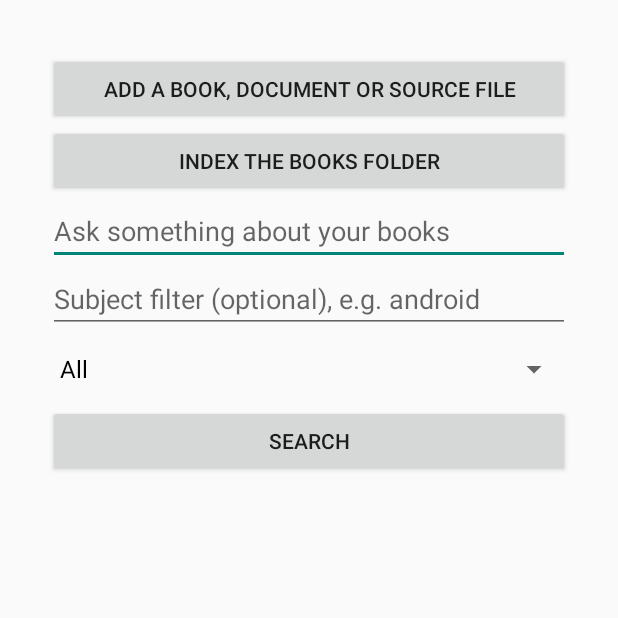
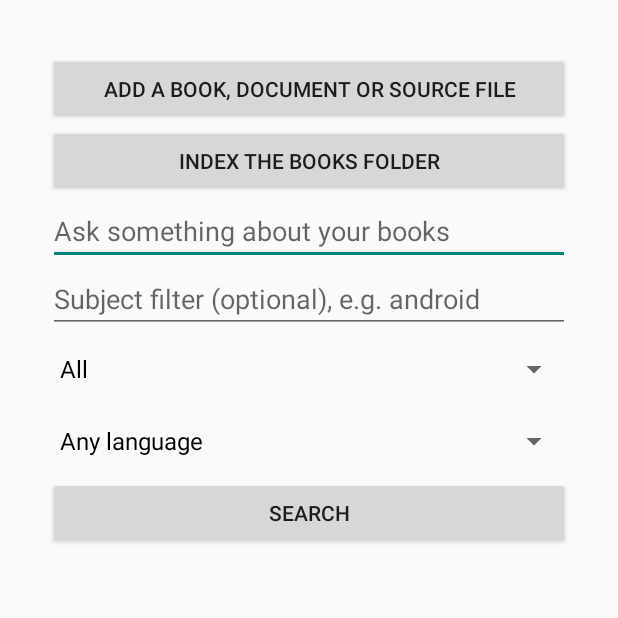
Before and after one commit to fcopardo/Kotlin-RAG, an Android app: the screen it shows after launch (MainActivity), on a phone screen of 412 x 824 dp, the top half of it. Run offline under Robolectric (Android 15) with nearby library versions, the phone set to English and light mode, and no system bars; libraries missing offline, so code that uses them is left out: rag.android, rag.index, rag.search; 6 statements that could not run were skipped.

Commit message:
Phase 10 step 8: languages in the sample app and the docs; Phase 10 done
The sample app gets a language filter (Any language, English, Spanish), shows
each hit's language, and reads queries in the phone's language by default.
Scripted on a Pixel 8a with the Spanish book beside the English library:
"varita" in Spanish finds the book, in English nothing; "coroutines" in Spanish
only the code. DOCUMENTS.md gains a Languages section, ANDROID.md the policy,
provider and language options, README the --language and --query-language
options.

Phase 10 gate: every evaluation set scores as before, lexically and with
Ollama; Android goldens identical; 25 device tests green. SPEC §19 marked done.

Co-Authored-By: Claude Opus 5.5 <noreply@anthropic.com>
Claude-Session: https://claude.ai/code/session_01FgqLHvBAvTZaWbUocJmGGA

```diff
--- a/samples/android-app/app/src/main/kotlin/rag/sample/MainActivity.kt
+++ b/samples/android-app/app/src/main/kotlin/rag/sample/MainActivity.kt
@@ -34,7 +34,7 @@ import java.io.File
  * subject and kind.
  *
  * Scriptable for testing (adb shell am start -n rag.sample/.MainActivity --ez indexFolder true
- * --es query "..." --es subject "..." --es kind code): results are also logged with the tag RagSample.
+ * --es query "..." --es subject "..." --es kind code --es language es): results are also logged with the tag RagSample.
  */
 class MainActivity : ComponentActivity() {
 
@@ -44,6 +44,7 @@ class MainActivity : ComponentActivity() {
     private lateinit var query: EditText
     private lateinit var subject: EditText
     private lateinit var kindFilter: Spinner
+    private lateinit var languageFilter: Spinner
 
     private val pickBook = registerForActivityResult(ActivityResultContracts.OpenDocument()) { uri -> uri?.let(::importAndIndex) }
 
@@ -63,6 +64,7 @@ class MainActivity : ComponentActivity() {
             query.setText(q)
             subject.setText(i.getStringExtra("subject").orEmpty())
             KINDS.indexOfFirst { it.second == i.getStringExtra("kind") }.takeIf { it > 0 }?.let { kindFilter.setSelection(it) }
+            LANGUAGES.indexOfFirst { it.second == i.getStringExtra("language") }.takeIf { it > 0 }?.let { languageFilter.setSelection(it) }
             search(openResult = i.getIntExtra("openResult", -1).takeIf { it >= 0 })
         }
     }
@@ -179,19 +181,20 @@ class MainActivity : ComponentActivity() {
         val q = query.text.toString().trim().takeIf { it.isNotEmpty() } ?: return
         val s = subject.text.toString().trim().takeIf { it.isNotEmpty() }
         val kind = KINDS[kindFilter.selectedItemPosition].second
+        val languages = LANGUAGES[languageFilter.selectedItemPosition].second?.let { listOf(it) }
         lifecycleScope.launch {
             resultList.removeAllViews()
             try {
                 val engine = RagLibrary.engine(this@MainActivity)
                 val started = System.nanoTime()
                 val sections: Map<String, List<Hit>> =
-                    if (kind != null) mapOf(kind to engine.search(q, k = 5, subject = s, kind = kind))
-                    else engine.searchByKind(q, kPerKind = 3, subject = s)
+                    if (kind != null) mapOf(kind to engine.search(q, k = 5, subject = s, kind = kind, languages = languages))
+                    else engine.searchByKind(q, kPerKind = 3, subject = s, languages = languages)
                 val ms = (System.nanoTime() - started) / 1_000_000
                 val hits = sections.values.flatten()
                 val headed = kind == null && sections.size > 1
                 results.text = if (hits.isEmpty()) "No results ($ms ms)." else "${hits.size} results in $ms ms. Tap one to open it."
-                val log = StringBuilder("query '$q' subject '$s' kind '$kind': ${results.text}")
+                val log = StringBuilder("query '$q' subject '$s' kind '$kind' languages $languages: ${results.text}")
                 sections.forEach { (k, kindHits) ->
                     if (headed) {
                         resultList.addView(sectionHeader(k))
@@ -199,7 +202,7 @@ class MainActivity : ComponentActivity() {
                     }
                     kindHits.forEach { hit ->
                         resultList.addView(resultView(hit))
-                        log.append("\n").append(citation(hit))
+                        log.append("\n").append(citation(hit)).append(" [").append(hit.language).append("]")
                     }
                 }
                 Log.i(TAG, log.toString())
@@ -229,7 +232,7 @@ class MainActivity : ComponentActivity() {
     }
 
     private fun resultView(hit: Hit) = TextView(this).apply {
-        text = "${citation(hit)} [${hit.matchType}]\n${(hit.summary ?: hit.paragraph.text).take(300)}"
+        text = "${citation(hit)} [${hit.matchType}, ${hit.language}]\n${(hit.summary ?: hit.paragraph.text).take(300)}"
         setPadding(0, 24, 0, 24)
         isClickable = true
         // The system's ripple, so a tap shows.
@@ -264,13 +267,16 @@ class MainActivity : ComponentActivity() {
         kindFilter = Spinner(this).apply {
             adapter = ArrayAdapter(this@MainActivity, android.R.layout.simple_spinner_dropdown_item, KINDS.map { it.first })
         }
+        languageFilter = Spinner(this).apply {
+            adapter = ArrayAdapter(this@MainActivity, android.R.layout.simple_spinner_dropdown_item, LANGUAGES.map { it.first })
+        }
         val pick = Button(this).apply { text = "Add a book, document or source file"; setOnClickListener { pickBook.launch(BOOK_TYPES) } }
         val folder = Button(this).apply { text = "Index the books folder"; setOnClickListener { indexFolder() } }
         val go = Button(this).apply { text = "Search"; setOnClickListener { search() } }
         val column = LinearLayout(this).apply {
             orientation = LinearLayout.VERTICAL
             setPadding(48, 24, 48, 48)
-            listOf(status, pick, folder, query, subject, kindFilter, go, results, resultList).forEach { addView(it, LinearLayout.LayoutParams(MATCH_PARENT, WRAP_CONTENT)) }
+            listOf(status, pick, folder, query, subject, kindFilter, languageFilter, go, results, resultList).forEach { addView(it, LinearLayout.LayoutParams(MATCH_PARENT, WRAP_CONTENT)) }
         }
         setContentView(ScrollView(this).apply { addView(column) }.also(BookViewerActivity::padForSystemBars))
     }
@@ -297,5 +303,8 @@ class MainActivity : ComponentActivity() {
 
         /** The kind filter's entries: label, and the kind passed to search (null = everything, the default). */
         private val KINDS = listOf("All" to null, "Books" to "book", "Papers" to "paper", "Contracts" to "contract", "Code" to "code")
+
+        /** The language filter's entries: label, and the language passed to search (null = every language). Code always matches. */
+        private val LANGUAGES = listOf("Any language" to null, "English" to "en", "Spanish" to "es")
     }
 }
--- a/samples/android-app/app/src/main/kotlin/rag/sample/RagLibrary.kt
+++ b/samples/android-app/app/src/main/kotlin/rag/sample/RagLibrary.kt
@@ -61,6 +61,7 @@ object RagLibrary {
         // first use (so indexing reads each book before the model takes memory). Without the files the app
         // still works, with keyword search only.
         val provider = RagModels.provider(context, File(context.getExternalFilesDir(null), "models"))
-        return RagEngine(context, File(context.filesDir, "library.db"), ModelPolicies.current, provider)
+        // Queries are taken to be in the phone's language unless the search says otherwise (SPEC §19.4).
+        return RagEngine(context, File(context.filesDir, "library.db"), ModelPolicies.current, provider, defaultLanguage = java.util.Locale.getDefault().language.takeIf { it.length in 2..3 })
     }
 }
```
Also changed, not shown: 4 other files.
